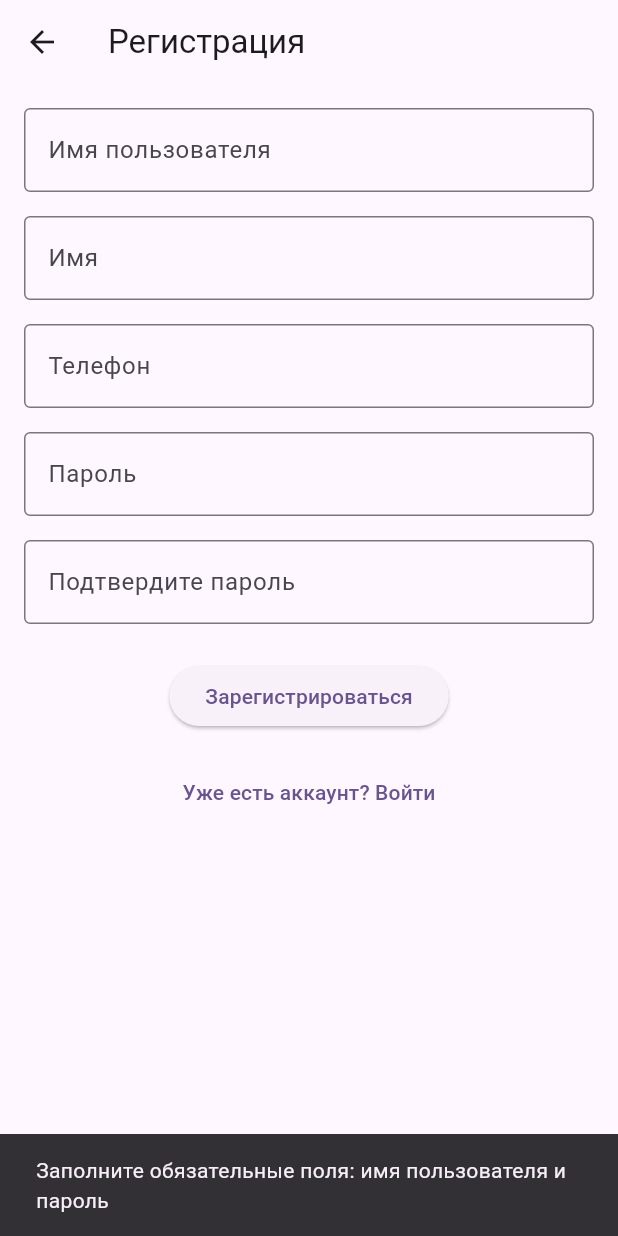
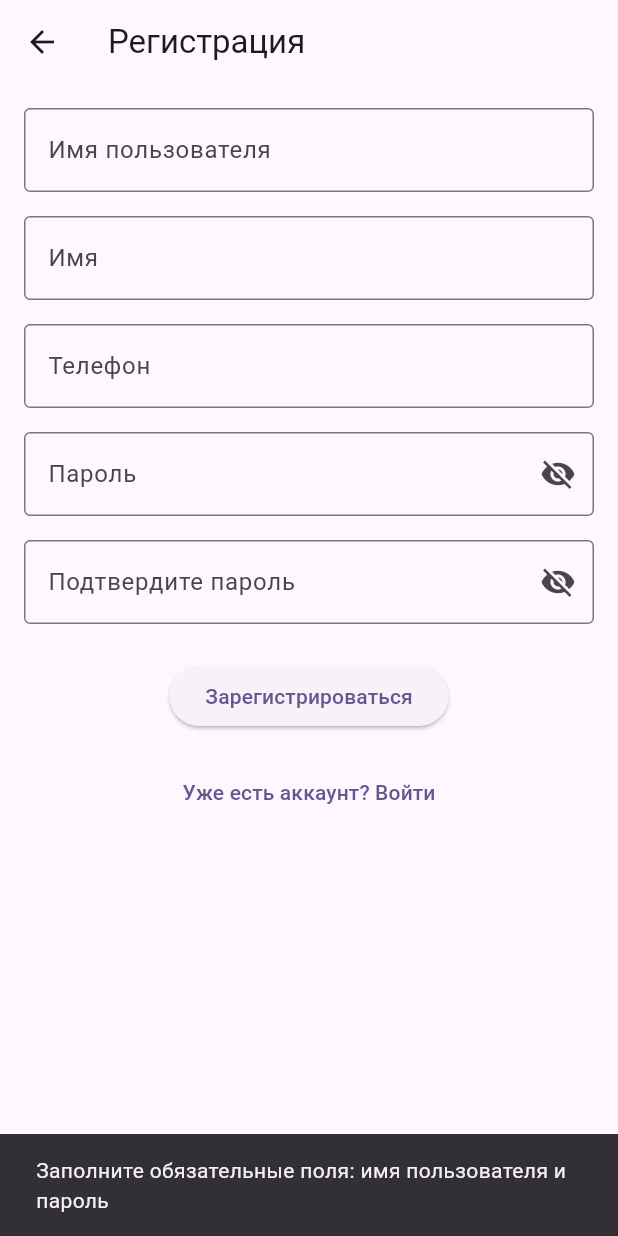
Before and after one commit to BakhtiyarTayir/autoservice, a Flutter app: the RegisterScreen screen opened directly, after a tap on "Зарегистрироваться", on a phone screen of 412 x 824 dp. Run offline on Flutter 3.47's test engine with Material 3 defaults, Android fonts, the light colour scheme and no system bars; our stand-ins replace dio, flutter_riverpod, flutter_secure_storage; accounts and stored records are empty; Roboto replaces fonts that are missing (MontserratAce).

Commit message:
update register screen

```diff
--- a/lib/src/features/auth/ui/screens/register_screen.dart
+++ b/lib/src/features/auth/ui/screens/register_screen.dart
@@ -2,20 +2,40 @@ import 'package:flutter/material.dart';
 import 'package:flutter_riverpod/flutter_riverpod.dart';
 import 'package:autoservice/src/features/auth/providers/auth_provider.dart';
 
-class RegisterScreen extends ConsumerWidget {
+// 1. Преобразуем в ConsumerStatefulWidget
+class RegisterScreen extends ConsumerStatefulWidget {
   const RegisterScreen({super.key});
 
   @override
-  Widget build(BuildContext context, WidgetRef ref) {
+  ConsumerState<RegisterScreen> createState() => _RegisterScreenState();
+}
+
+class _RegisterScreenState extends ConsumerState<RegisterScreen> {
+  // 2. Контроллеры и переменные состояния для видимости пароля
+  final _usernameController = TextEditingController();
+  final _passwordController = TextEditingController();
+  final _confirmPasswordController = TextEditingController();
+  final _phoneController = TextEditingController();
+  final _firstNameController = TextEditingController();
+
+  bool _isPasswordObscured = true;
+  bool _isConfirmPasswordObscured = true;
+
+  @override
+  void dispose() {
+    // Не забываем освобождать контроллеры
+    _usernameController.dispose();
+    _passwordController.dispose();
+    _confirmPasswordController.dispose();
+    _phoneController.dispose();
+    _firstNameController.dispose();
+    super.dispose();
+  }
+
+  @override
+  Widget build(BuildContext context) {
     final authState = ref.watch(authProvider);
     final authNotifier = ref.read(authProvider.notifier);
-
-    // Контроллеры для полей ввода
-    final usernameController = TextEditingController();
-    final passwordController = TextEditingController();
-    final confirmPasswordController = TextEditingController();
-    final phoneController = TextEditingController();
-    final firstNameController = TextEditingController();
 
     return Scaffold(
       appBar: AppBar(
@@ -23,12 +43,12 @@ class RegisterScreen extends ConsumerWidget {
       ),
       body: Padding(
         padding: const EdgeInsets.all(16.0),
-        child: SingleChildScrollView( // Добавляем возможность прокрутки
+        child: SingleChildScrollView(
           child: Column(
             mainAxisAlignment: MainAxisAlignment.center,
             children: [
               TextField(
-                controller: usernameController,
+                controller: _usernameController,
                 decoration: const InputDecoration(
                   labelText: 'Имя пользователя',
                   border: OutlineInputBorder(),
@@ -36,7 +56,7 @@ class RegisterScreen extends ConsumerWidget {
               ),
               const SizedBox(height: 16.0),
               TextField(
-                controller: firstNameController,
+                controller: _firstNameController,
                 decoration: const InputDecoration(
                   labelText: 'Имя',
                   border: OutlineInputBorder(),
@@ -44,7 +64,7 @@ class RegisterScreen extends ConsumerWidget {
               ),
               const SizedBox(height: 16.0),
               TextField(
-                controller: phoneController,
+                controller: _phoneController,
                 decoration: const InputDecoration(
                   labelText: 'Телефон',
                   border: OutlineInputBorder(),
@@ -53,25 +73,45 @@ class RegisterScreen extends ConsumerWidget {
               ),
               const SizedBox(height: 16.0),
               TextField(
-                controller: passwordController,
-                obscureText: true,
-                decoration: const InputDecoration(
+                controller: _passwordController,
+                obscureText: _isPasswordObscured, // Используем переменную состояния
+                decoration: InputDecoration(
                   labelText: 'Пароль',
-                  border: OutlineInputBorder(),
+                  border: const OutlineInputBorder(),
+                  suffixIcon: IconButton(
+                    icon: Icon(
+                      _isPasswordObscured ? Icons.visibility_off : Icons.visibility,
+                    ),
+                    onPressed: () {
+                      setState(() {
+                        _isPasswordObscured = !_isPasswordObscured;
+                      });
+                    },
+                  ),
                 ),
               ),
               const SizedBox(height: 16.0),
               TextField(
-                controller: confirmPasswordController,
-                obscureText: true,
-                decoration: const InputDecoration(
+                controller: _confirmPasswordController,
+                obscureText: _isConfirmPasswordObscured, // Используем переменную состояния
+                decoration: InputDecoration(
                   labelText: 'Подтвердите пароль',
-                  border: OutlineInputBorder(),
+                  border: const OutlineInputBorder(),
+                  suffixIcon: IconButton(
+                    icon: Icon(
+                      _isConfirmPasswordObscured ? Icons.visibility_off : Icons.visibility,
+                    ),
+                    onPressed: () {
+                      setState(() {
+                        _isConfirmPasswordObscured = !_isConfirmPasswordObscured;
+                      });
+                    },
+                  ),
                 ),
               ),
               const SizedBox(height: 24.0),
               // Отображение ошибки, если есть
-              if (authState.errorMessage != null && authState.status != AuthStatus.authenticated) // Показываем ошибку регистрации
+              if (authState.errorMessage != null && authState.status != AuthStatus.authenticated)
                 Padding(
                   padding: const EdgeInsets.only(bottom: 16.0),
                   child: Text(
@@ -81,15 +121,14 @@ class RegisterScreen extends ConsumerWidget {
                 ),
               // Кнопка регистрации
               ElevatedButton(
-                // Блокируем кнопку во время выполнения запроса (статус unknown)
                 onPressed: authState.status == AuthStatus.unknown
                     ? null
-                    : () async { // Делаем колбэк асинхронным
-                        final username = usernameController.text.trim();
-                        final password = passwordController.text.trim();
-                        final confirmPassword = confirmPasswordController.text.trim();
-                        final phone = phoneController.text.trim();
-                        final firstName = firstNameController.text.trim();
+                    : () async {
+                        final username = _usernameController.text.trim();
+                        final password = _passwordController.text.trim();
+                        final confirmPassword = _confirmPasswordController.text.trim();
+                        final phone = _phoneController.text.trim();
+                        final firstName = _firstNameController.text.trim();
 
                         if (username.isEmpty || password.isEmpty || confirmPassword.isEmpty) {
                           ScaffoldMessenger.of(context).showSnackBar(
@@ -105,7 +144,6 @@ class RegisterScreen extends ConsumerWidget {
                           return;
                         }
 
-                        // Вызываем метод регистрации и ждем завершения
                         await authNotifier.register(
                           username: username,
                           password: password,
@@ -113,22 +151,19 @@ class RegisterScreen extends ConsumerWidget {
                           firstName: firstName.isNotEmpty ? firstName : null,
                         );
 
-                        // Проверяем состояние после регистрации
-                        final newState = ref.read(authProvider);
-                        if (newState.errorMessage == null && context.mounted) {
-                          // Показываем сообщение об успехе
+                        // Проверяем состояние после попытки регистрации
+                        final currentAuthState = ref.read(authProvider);
+                        if (currentAuthState.status == AuthStatus.authenticated && context.mounted) {
                           ScaffoldMessenger.of(context).showSnackBar(
-                            const SnackBar(content: Text('Регистрация прошла успешно! Теперь вы можете войти.')),
+                            const SnackBar(content: Text('Регистрация прошла успешно!')), // Обновленное сообщение
                           );
-                          // Возвращаемся на экран входа
-                          Navigator.of(context).pop();
-                        } else if (context.mounted) {
-                          // Ошибка уже отображается через authState.errorMessage
-                          // Можно добавить дополнительную логику при необходимости
+                          Navigator.of(context).pop(); // Закрываем экран регистрации
                         }
+                        // Если была ошибка, authState.errorMessage будет установлен,
+                        // и существующий UI (if (authState.errorMessage != null...)) его отобразит.
                       },
                 child: authState.status == AuthStatus.unknown
-                    ? const SizedBox( // Используем SizedBox для сохранения размера кнопки
+                    ? const SizedBox(
                         height: 24,
                         width: 24,
                         child: CircularProgressIndicator(strokeWidth: 2, color: Colors.white),
@@ -138,9 +173,7 @@ class RegisterScreen extends ConsumerWidget {
               const SizedBox(height: 16.0),
               TextButton(
                 onPressed: () {
-                  // TODO: Реализовать навигацию назад на LoginScreen
-                  Navigator.of(context).pop(); // Пример возврата назад
-                  print('Переход на экран входа');
+                  Navigator.of(context).pop();
                 },
                 child: const Text('Уже есть аккаунт? Войти'),
               ),
```
Also changed, not shown: lib/src/features/auth/providers/auth_provider.dart (+56 -9 lines).
